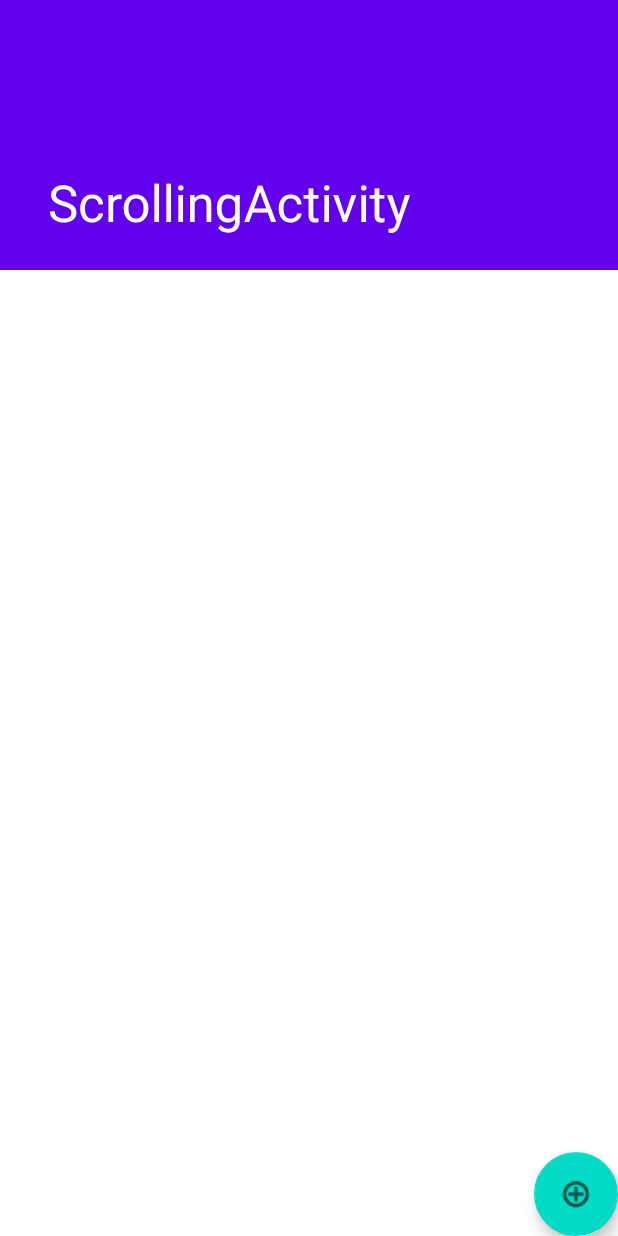
After one commit to devasriwarrier/PHMS, an Android app: the ViewMedicationActivity screen opened directly, with no data from a screen before it, on a phone screen of 412 x 824 dp. The commit adds this screen. Run offline under Robolectric (Android 15) with nearby library versions, the phone set to English and light mode, and no system bars; 1 statement that could not run was skipped.

Commit message:
View Activity almost complete

```diff
--- a/src/main/AndroidManifest.xml
+++ b/src/main/AndroidManifest.xml
@@ -9,7 +9,11 @@
         android:roundIcon="@mipmap/ic_launcher_round"
         android:supportsRtl="true"
         android:theme="@style/Theme.LoginRegistration">
-        <activity android:name=".MedicationActivity"></activity>
+        <activity
+            android:name=".ViewMedicationActivity"
+            android:label="@string/title_activity_view_medication"
+            android:theme="@style/Theme.LoginRegistration.NoActionBar"></activity>
+        <activity android:name=".MedicationActivity" />
         <activity
             android:name=".HomeActivity"
             android:label="@string/title_activity_home"
--- a/src/main/java/com/example/loginregistration/DatabaseHelper.java
+++ b/src/main/java/com/example/loginregistration/DatabaseHelper.java
@@ -7,6 +7,7 @@ import android.database.Cursor;
 import android.database.sqlite.SQLiteDatabase;
 import android.database.sqlite.SQLiteOpenHelper;
 import android.util.Log;
+import android.widget.Toast;
 
 import androidx.annotation.Nullable;
 
@@ -111,28 +112,22 @@ public class DatabaseHelper extends SQLiteOpenHelper {
 
         long res = db.insert(TABLE_NAME1, null, contentValues);
         db.close();
-        viewMedicine();
+        viewMedication();
         if (res == -1)
             return false;
         else
             return true;
     }
 
-    public void viewMedicine(){
-        SQLiteDatabase read = getReadableDatabase();
-        String[] columns = {COL_11, COL_12, COL_13, COL_14};
+    public Cursor viewMedication(){
+        SQLiteDatabase read = this.getReadableDatabase();
+        String[] columns = {COL_10,COL_11, COL_12, COL_13, COL_14};
         String selection = COL_15 + "=?";
         String[] loggedIn = {String.valueOf(currentUserID)};
+
         Cursor cursor = read.query(TABLE_NAME1, columns, selection, loggedIn,null,null,null);
-        cursor.moveToFirst();
-        try {
-            while (cursor.moveToNext()) {
-                for(int i = 0; i < 4; i++)
-                System.out.println(cursor.getString(i));
-            }
-        } finally {
-            cursor.close();
-        }
+
+        return cursor;
     }
     //SELECT * FROM medication WHERE User_ID=currentUser;
     //SELECT * FROM medicine WHERE User_ID=currentUserID;
--- a/src/main/java/com/example/loginregistration/HomeActivity.java
+++ b/src/main/java/com/example/loginregistration/HomeActivity.java
@@ -30,7 +30,7 @@ public class HomeActivity extends AppCompatActivity {
         mButtonMedication.setOnClickListener(new View.OnClickListener(){
             @Override
             public void onClick(View view){
-                Intent medicationIntent = new Intent(HomeActivity.this, MedicationActivity.class);
+                Intent medicationIntent = new Intent(HomeActivity.this, ViewMedicationActivity.class);
                 startActivity(medicationIntent);
             }
         });
--- /dev/null
+++ b/src/main/java/com/example/loginregistration/ViewMedicationActivity.java
@@ -0,0 +1,103 @@
+package com.example.loginregistration;
+
+import android.content.Intent;
+import android.database.Cursor;
+import android.os.Bundle;
+
+import com.google.android.material.appbar.CollapsingToolbarLayout;
+import com.google.android.material.floatingactionbutton.FloatingActionButton;
+import com.google.android.material.snackbar.Snackbar;
+
+import androidx.appcompat.app.AppCompatActivity;
+import androidx.appcompat.widget.Toolbar;
+
+import android.view.View;
+import android.widget.AdapterView;
+import android.widget.ArrayAdapter;
+import android.widget.ListView;
+import android.widget.Toast;
+
+import java.util.ArrayList;
+
+public class ViewMedicationActivity extends AppCompatActivity {
+
+
+    DatabaseHelper db;
+    ArrayList<String> listItem;
+    ArrayAdapter adapter;
+    ListView medicationList;
+    String totalMeds[], medName[], medTime[], medDosage[], medLength[];
+
+    @Override
+    protected void onCreate(Bundle savedInstanceState) {
+        super.onCreate(savedInstanceState);
+        setContentView(R.layout.activity_view_medication);
+        Toolbar toolbar = (Toolbar) findViewById(R.id.toolbar);
+        setSupportActionBar(toolbar);
+        CollapsingToolbarLayout toolBarLayout = (CollapsingToolbarLayout) findViewById(R.id.toolbar_layout);
+        toolBarLayout.setTitle(getTitle());
+        db = new DatabaseHelper(this);
+        viewMedication();
+        listItem = new ArrayList<>();
+        medicationList = (ListView)findViewById(R.id.medication_list);
+
+        medicationList.setOnItemClickListener(new AdapterView.OnItemClickListener() {
+            @Override
+            public void onItemClick(AdapterView<?> adapterView, View view, int i, long l){
+                String text = medicationList.getItemAtPosition(i).toString();
+                Toast.makeText(ViewMedicationActivity.this,"" + text, Toast.LENGTH_SHORT).show();
+            }
+
+
+        });
+
+        FloatingActionButton fab = (FloatingActionButton) findViewById(R.id.floatingActionButton_AddMedication);
+        fab.setOnClickListener(new View.OnClickListener() {
+            @Override
+            public void onClick(View view) {
+                Snackbar.make(view, "Add Medication", Snackbar.LENGTH_LONG);
+                Intent addMedicationIntent = new Intent(ViewMedicationActivity.this, MedicationActivity.class);
+                startActivity(addMedicationIntent);
+            }
+        });
+    }
+
+    private void viewMedication() {
+        Cursor cursor = db.viewMedication();
+        totalMeds = new String[cursor.getCount()];
+        medName = new String[cursor.getCount()];
+        medTime = new String[cursor.getCount()];
+        medDosage = new String[cursor.getCount()];
+        medLength = new String[cursor.getCount()];
+        cursor.moveToFirst();
+        int size = totalMeds.length;
+        if(size == 0){
+            Intent addMedicationIntent = new Intent(ViewMedicationActivity.this, MedicationActivity.class);
+            startActivity(addMedicationIntent);
+            //Toast.makeText(ViewMedicationActivity.this,"No medications to View",Toast.LENGTH_SHORT).show();
+        }
+        else{
+            for(int i = 0; i < totalMeds.length; i ++){
+                medName[i] = cursor.getString(1);
+                medTime[i] = cursor.getString(2);
+                medDosage[i] = cursor.getString(3);
+                medLength[i] = cursor.getString(4);
+                Toast.makeText(this,"Medication: " + medName[i] + "\n" + "Time to Take: " + medTime[i] + "\n" + "Dosage: " +  medDosage[i] + "\n" + "How Long: " + medLength[i] + "\n", Toast.LENGTH_LONG).show();
+                cursor.moveToNext();
+            }
+            StringBuffer buffer = new StringBuffer();
+            while (cursor.moveToNext()){
+                buffer.append("Medication Name: " + cursor.getString(1) + "\n");
+                buffer.append("Time to Take: " + cursor.getString(2) + "\n");
+               buffer.append("Dosage: " + cursor.getString(3) + "\n");
+               buffer.append("How Long: " + cursor.getString(4) + "\n");
+
+                //listItem.add(cursor.getString(1));
+            }
+            Toast.makeText(getApplicationContext(), "All Medication: \n" + buffer.toString(), Toast.LENGTH_LONG).show();
+            adapter = new ArrayAdapter<>(this,android.R.layout.simple_list_item_1, listItem);
+            medicationList.setAdapter(adapter);
+        }
+
+    }
+}
--- a/src/main/res/layout/activity_medication.xml
+++ b/src/main/res/layout/activity_medication.xml
@@ -133,12 +133,12 @@
     </TableLayout>
 
     <Button
-        android:id="@+id/button_EditMedications"
+        android:id="@+id/button_ViewMedications"
         android:layout_width="wrap_content"
         android:layout_height="wrap_content"
         android:layout_marginTop="10dp"
         android:layout_marginBottom="30dp"
-        android:text="@string/edit"
+        android:text="@string/view"
         app:layout_constraintBottom_toBottomOf="parent"
         app:layout_constraintEnd_toStartOf="@+id/button_SubmitMedication"
         app:layout_constraintHorizontal_bias="0.71"
--- /dev/null
+++ b/src/main/res/layout/activity_view_medication.xml
@@ -0,0 +1,52 @@
+<?xml version="1.0" encoding="utf-8"?>
+<androidx.coordinatorlayout.widget.CoordinatorLayout xmlns:android="http://schemas.android.com/apk/res/android"
+    xmlns:app="http://schemas.android.com/apk/res-auto"
+    xmlns:tools="http://schemas.android.com/tools"
+    android:layout_width="match_parent"
+    android:layout_height="match_parent"
+    android:fitsSystemWindows="true"
+    tools:context=".ViewMedicationActivity">
+
+    <com.google.android.material.appbar.AppBarLayout
+        android:id="@+id/app_bar"
+        android:layout_width="match_parent"
+        android:layout_height="@dimen/app_bar_height"
+        android:fitsSystemWindows="true"
+        android:theme="@style/Theme.LoginRegistration.AppBarOverlay">
+
+        <com.google.android.material.appbar.CollapsingToolbarLayout
+            android:id="@+id/toolbar_layout"
+            android:layout_width="match_parent"
+            android:layout_height="match_parent"
+            android:fitsSystemWindows="true"
+            app:contentScrim="?attr/colorPrimary"
+            app:layout_scrollFlags="scroll|exitUntilCollapsed"
+            app:toolbarId="@+id/toolbar">
+
+            <androidx.appcompat.widget.Toolbar
+                android:id="@+id/toolbar"
+                android:layout_width="match_parent"
+                android:layout_height="?attr/actionBarSize"
+                app:layout_collapseMode="pin"
+                app:popupTheme="@style/Theme.LoginRegistration.PopupOverlay" />
+
+        </com.google.android.material.appbar.CollapsingToolbarLayout>
+    </com.google.android.material.appbar.AppBarLayout>
+
+    <ListView
+        android:id="@+id/medication_list"
+        android:layout_width="match_parent"
+        android:layout_height="match_parent"
+        ></ListView>
+
+    <com.google.android.material.floatingactionbutton.FloatingActionButton
+        android:id="@+id/floatingActionButton_AddMedication"
+        android:layout_width="wrap_content"
+        android:layout_height="68dp"
+        android:clickable="true"
+        android:layout_gravity="bottom|right"
+        android:contentDescription="@string/addmedicationbutton"
+        android:focusable="true"
+        app:srcCompat="@android:drawable/ic_menu_add" />
+
+</androidx.coordinatorlayout.widget.CoordinatorLayout>
--- a/src/main/res/values/strings.xml
+++ b/src/main/res/values/strings.xml
@@ -25,6 +25,7 @@
     <string name="loginregister">Login</string>
     <string name="already_registered">Already Registered?</string>
     <string name="title_activity_home">ScrollingActivity</string>
+    //Dev
     <string name="edit_name">Full name?</string>
     <string name="edit_gender">Gender?</string>
     <string name="edit_weight">Weight in pounds? (###)</string>
@@ -147,4 +148,7 @@
     <string name="settingsHome">Settings</string>
     <string name="monitoring_systemHome">Monitoring System</string>
     <string name="backbutton">BackButton</string>
+    <string name="title_activity_view_medication">ScrollingActivity</string>
+    <string name="addmedicationbutton">addMedicationBUtton</string>
+    <string name="view">View</string>
 </resources>
```
Also changed, not shown: src/main/java/com/example/loginregistration/MedicationActivity.java (+9 -4 lines), src/main/res/menu/menu_view_medication.xml (added, +10 -0 lines).
